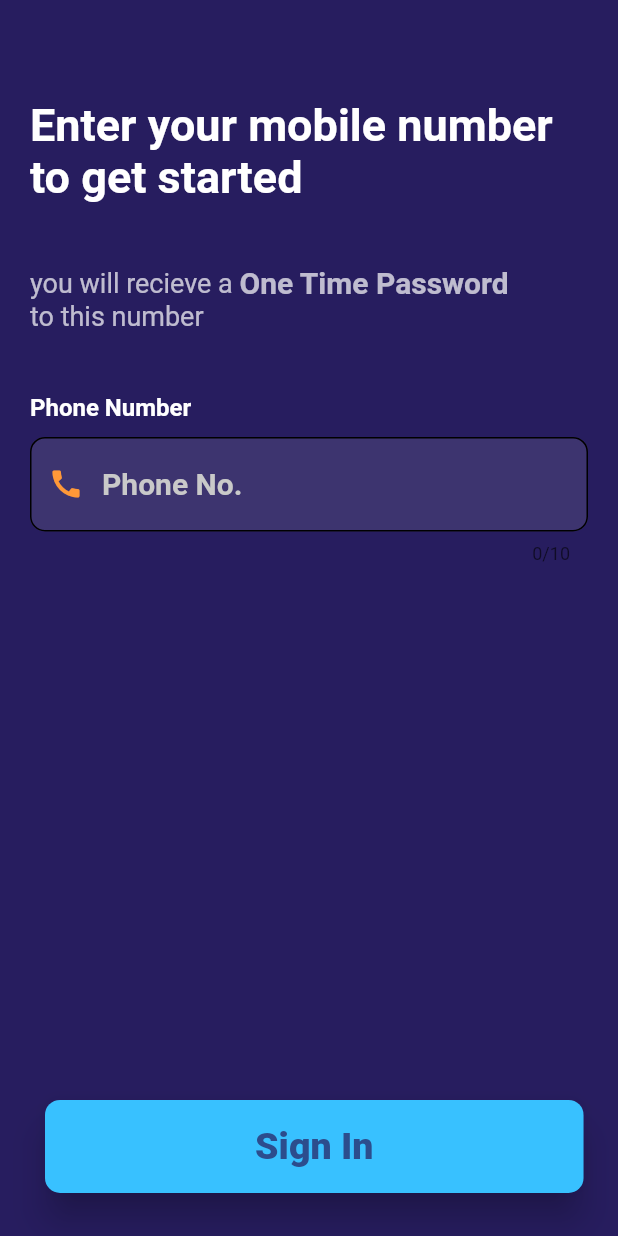
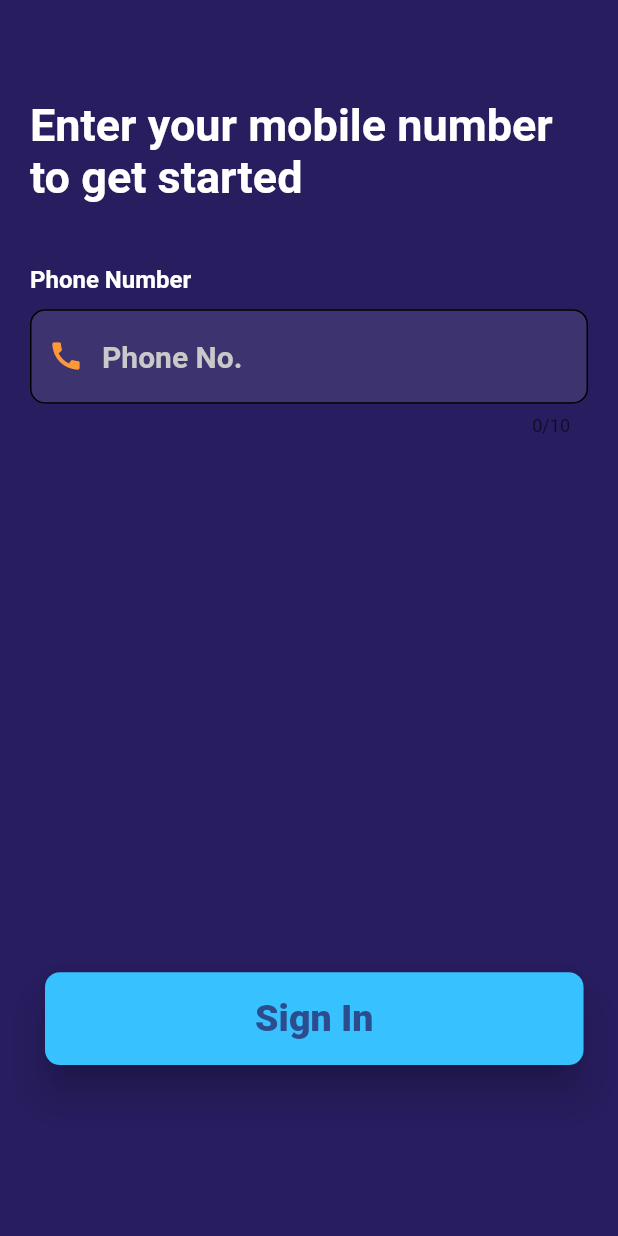
Before and after one commit to dheemutech/snpl-new-stealth, a Flutter app: the screen it shows after launch, on a phone screen of 412 x 824 dp. Run offline on Flutter 3.47's test engine with Material 2 defaults, Android fonts, the phone set to English and light mode, and no system bars; our stand-ins replace cloud_firestore, firebase_auth, firebase_core, flutter_spinkit, otp_text_field; missing offline and left inert: flutter_flurry_sdk, flutter_uxcam, qr_code_scanner; accounts and stored records are empty.

Commit message:
mvp ready

```diff
--- a/snpl_project/lib/screen1/login.dart
+++ b/snpl_project/lib/screen1/login.dart
@@ -58,34 +58,6 @@ class _LoginScreenState extends State<LoginScreen> {
                       fontWeight: FontWeight.bold,
                       fontSize: 30,
                       color: Colors.white),
-                ),
-                SizedBox(
-                  height: size.height * 0.05,
-                ),
-                Row(
-                  children: [
-                    Text(
-                      'you will recieve a ',
-                      style: TextStyle(
-                          fontWeight: FontWeight.w400,
-                          fontSize: 18,
-                          color: Colors.white70),
-                    ),
-                    Text(
-                      'One Time Password',
-                      style: TextStyle(
-                          fontWeight: FontWeight.w600,
-                          fontSize: 20,
-                          color: Colors.white70),
-                    )
-                  ],
-                ),
-                Text(
-                  'to this number',
-                  style: TextStyle(
-                      fontWeight: FontWeight.w400,
-                      fontSize: 18,
-                      color: Colors.white70),
                 ),
                 SizedBox(
                   height: size.height * 0.05,
--- a/snpl_project/lib/screen1/otp.dart
+++ b/snpl_project/lib/screen1/otp.dart
@@ -54,7 +54,7 @@ class _OTPScreenState extends State<OTPScreen> {
                     height: size.height * 0.02,
                   ),
                   Text(
-                    'Enter the 4-digit Pin',
+                    'Enter the 6-digit Pin',
                     style: TextStyle(
                         fontWeight: FontWeight.bold,
                         fontSize: 28,
@@ -141,7 +141,7 @@ class _OTPScreenState extends State<OTPScreen> {
                               borderSide: const BorderSide(
                                   color: Colors.white54, width: 2.0),
                             ),
-                            hintText: '4-digit Pin',
+                            hintText: '6-digit Pin',
                             hintStyle: TextStyle(
                                 fontWeight: FontWeight.w600,
                                 fontSize: 20,
--- a/snpl_project/lib/screen4/error.dart
+++ b/snpl_project/lib/screen4/error.dart
@@ -40,8 +40,10 @@ class _ErrorPageState extends State<ErrorPage> {
               padding: const EdgeInsets.symmetric(vertical: 20),
               child: ElevatedButton(
                 onPressed: () async {
-                  Navigator.push(context,
-                      MaterialPageRoute(builder: (context) => HomePage()));
+                  Navigator.pushAndRemoveUntil(
+                      context,
+                      MaterialPageRoute(builder: (context) => HomePage()),
+                      (route) => false);
                 },
                 child: Text(
                   'Retry',
--- a/snpl_project/lib/screens3/homepage.dart
+++ b/snpl_project/lib/screens3/homepage.dart
@@ -163,7 +163,7 @@ class _HomePageState extends State<HomePage> {
                                           padding: const EdgeInsets.symmetric(
                                               vertical: 10),
                                           child: Text(
-                                            document['payee_name'],
+                                            document['payee_name'].split(' ')[0],
                                             style: TextStyle(
                                                 fontSize: 25,
                                                 color: Colors.white60,
```
Also changed, not shown: snpl_project/lib/screen2/createacc.dart (+9 -6 lines), snpl_project/lib/screen4/confirmation.dart (+8 -3 lines).
